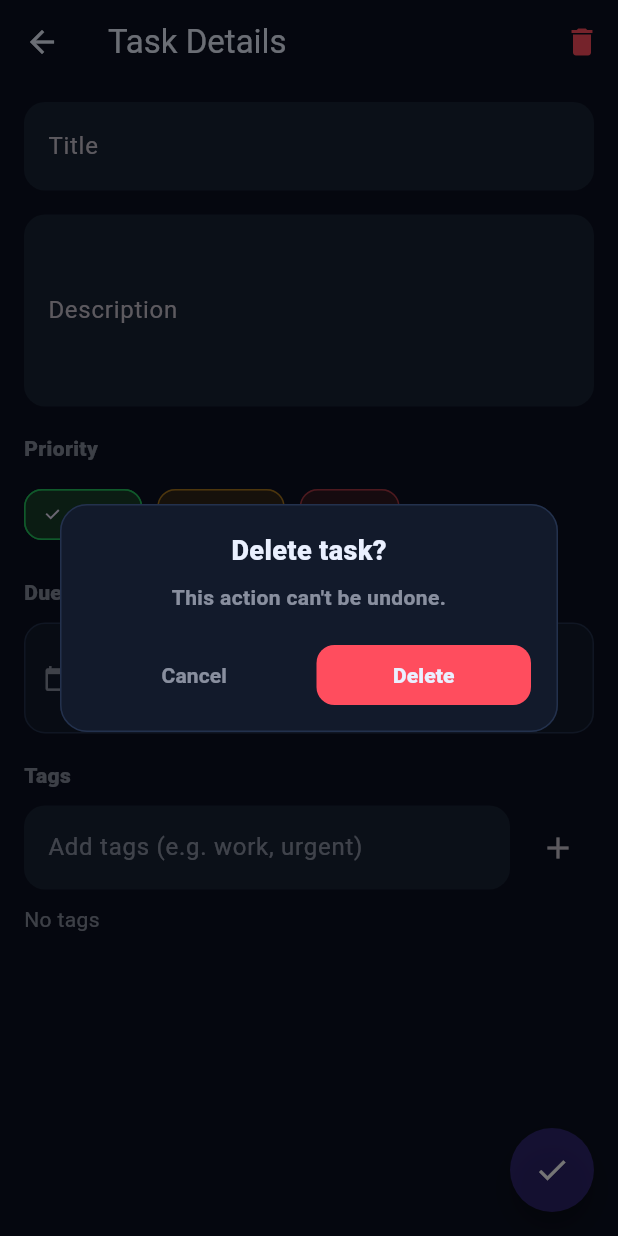
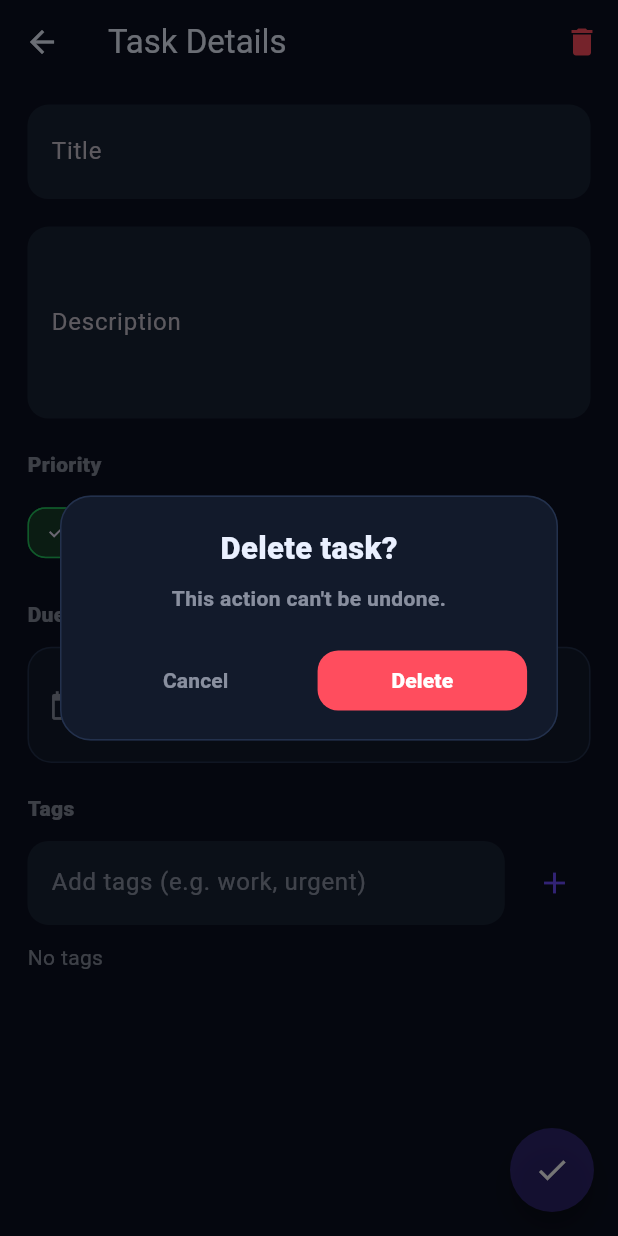
Before and after one commit to StevenBahaa/todo_flutter_app, a Flutter app: the TaskDetailsScreen screen opened directly with empty values, after a tap on the "delete" icon, on a phone screen of 412 x 824 dp. Run offline on Flutter 3.47's test engine with Material 3 defaults, Android fonts, the light colour scheme and no system bars; our stand-ins replace audioplayers, equatable, flutter_bloc, flutter_svg, hive, hive_flutter and 1 more; accounts and stored records are empty.

Commit message:
refactor(ui): make task details responsive + improve theme consistency

```diff
--- a/lib/features/tasks/view/task_details_screen.dart
+++ b/lib/features/tasks/view/task_details_screen.dart
@@ -5,17 +5,16 @@ import 'package:flutter_bloc/flutter_bloc.dart';
 import 'package:intl/intl.dart';
 
 import 'package:todo_list/core/theme/tag_colors.dart';
+import 'package:todo_list/core/theme/theme_x.dart';
+import 'package:todo_list/core/utils/responsive.dart';
 import 'package:todo_list/data/models/task_enums.dart';
 import 'package:todo_list/data/models/task_model.dart';
 import 'package:todo_list/features/tasks/cubit/tasks_cubit.dart';
-
-// ✅ localization import (your project path)
 import 'package:todo_list/l10n/app_localizations.dart';
-import 'package:todo_list/core/theme/theme_x.dart';
 
 class TaskDetailsScreen extends StatefulWidget {
-  TaskModel task;
-  TaskDetailsScreen({super.key, required this.task});
+  final TaskModel task;
+  const TaskDetailsScreen({super.key, required this.task});
 
   @override
   State<TaskDetailsScreen> createState() => _TaskDetailsScreenState();
@@ -64,9 +63,7 @@ class _TaskDetailsScreenState extends State<TaskDetailsScreen> {
     return true;
   }
 
-  // -------------------------------------
-  // Actions
-  // -------------------------------------
+  // ---------------- Actions ----------------
 
   void _save() {
     final title = _titleController.text.trim();
@@ -86,39 +83,45 @@ class _TaskDetailsScreenState extends State<TaskDetailsScreen> {
 
   Future<void> _confirmDelete() async {
     final t = AppLocalizations.of(context)!;
+    final r = R(context);
 
     final ok = await showDialog<bool>(
       context: context,
       builder: (ctx) {
         return Dialog(
-          backgroundColor: context.surface,
+          backgroundColor: ctx.surface,
           shape: RoundedRectangleBorder(
-            borderRadius: BorderRadius.circular(18),
-            side: BorderSide(color: context.border),
+            borderRadius: BorderRadius.circular(r.sp(18)),
+            side: BorderSide(color: ctx.border),
           ),
           child: Padding(
-            padding: const EdgeInsets.fromLTRB(18, 18, 18, 14),
+            padding: EdgeInsets.fromLTRB(
+              r.sp(18),
+              r.sp(18),
+              r.sp(18),
+              r.sp(14),
+            ),
             child: Column(
               mainAxisSize: MainAxisSize.min,
               children: [
                 Text(
                   t.deleteTaskTitle,
                   style: TextStyle(
-                    color: context.text,
-                    fontWeight: FontWeight.w800,
-                    fontSize: 18,
+                    color: ctx.text,
+                    fontWeight: FontWeight.w900,
+                    fontSize: r.fs(18),
                   ),
                 ),
-                const SizedBox(height: 8),
+                SizedBox(height: r.sp(8)),
                 Text(
                   t.deleteTaskCannotUndo,
                   style: TextStyle(
-                    color: context.textMuted,
+                    color: ctx.textMuted,
                     fontWeight: FontWeight.w600,
                   ),
                   textAlign: TextAlign.center,
                 ),
-                const SizedBox(height: 18),
+                SizedBox(height: r.sp(18)),
                 Row(
                   children: [
                     Expanded(
@@ -127,20 +130,20 @@ class _TaskDetailsScreenState extends State<TaskDetailsScreen> {
                         child: Text(
                           t.cancel,
                           style: TextStyle(
-                            color: context.textMuted,
+                            color: ctx.textMuted,
                             fontWeight: FontWeight.w700,
                           ),
                         ),
                       ),
                     ),
-                    const SizedBox(width: 10),
+                    SizedBox(width: r.sp(10)),
                     Expanded(
                       child: ElevatedButton(
                         style: ElevatedButton.styleFrom(
-                          backgroundColor: context.danger,
-                          foregroundColor: context.text,
+                          backgroundColor: ctx.danger,
+                          foregroundColor: ctx.scheme.onError,
                           shape: RoundedRectangleBorder(
-                            borderRadius: BorderRadius.circular(12),
+                            borderRadius: BorderRadius.circular(r.sp(12)),
                           ),
                           elevation: 0,
                         ),
@@ -184,14 +187,10 @@ class _TaskDetailsScreenState extends State<TaskDetailsScreen> {
           : TimeOfDay.fromDateTime(now),
     );
 
+    setState(() {
       if (time == null) {
-      setState(() {
         _dueDateTime = DateTime(date.year, date.month, date.day);
-      });
-      return;
-    }
-
-    setState(() {
+      } else {
         _dueDateTime = DateTime(
           date.year,
           date.month,
@@ -199,6 +198,7 @@ class _TaskDetailsScreenState extends State<TaskDetailsScreen> {
           time.hour,
           time.minute,
         );
+      }
     });
   }
 
@@ -229,23 +229,19 @@ class _TaskDetailsScreenState extends State<TaskDetailsScreen> {
 
   String _priorityLabel(BuildContext context, TaskPriority p) {
     final t = AppLocalizations.of(context)!;
-    switch (p) {
-      case TaskPriority.low:
-        return t.priorityLow;
-      case TaskPriority.medium:
-        return t.priorityMedium;
-      case TaskPriority.high:
-        return t.priorityHigh;
-    }
+    return switch (p) {
+      TaskPriority.low => t.priorityLow,
+      TaskPriority.medium => t.priorityMedium,
+      TaskPriority.high => t.priorityHigh,
+    };
   }
 
-  // =========================
-  // UI
-  // =========================
+  // ---------------- UI ----------------
 
   @override
   Widget build(BuildContext context) {
     final t = AppLocalizations.of(context)!;
+    final r = R(context);
 
     return Scaffold(
       backgroundColor: context.bg,
@@ -266,36 +262,48 @@ class _TaskDetailsScreenState extends State<TaskDetailsScreen> {
             : context.primary.withAlpha((0.35 * 255).toInt()),
         child: const Icon(Icons.check),
       ),
-      body: ListView(
-        padding: const EdgeInsets.fromLTRB(16, 12, 16, 110),
+      body: Center(
+        child: ConstrainedBox(
+          constraints: const BoxConstraints(maxWidth: 680),
+          child: ListView(
+            padding: EdgeInsets.fromLTRB(
+              r.sp(16),
+              r.sp(12),
+              r.sp(16),
+              r.sp(110),
+            ),
             children: [
               _titleField(context),
-          const SizedBox(height: 16),
+              SizedBox(height: r.sp(16)),
               _descriptionField(context),
-          const SizedBox(height: 18),
+              SizedBox(height: r.sp(18)),
               _prioritySection(context),
-          const SizedBox(height: 18),
+              SizedBox(height: r.sp(18)),
               _dueSection(context),
-          const SizedBox(height: 18),
+              SizedBox(height: r.sp(18)),
               _tagsSection(context),
             ],
+          ),
+        ),
       ),
     );
   }
 
   Widget _titleField(BuildContext context) {
     final t = AppLocalizations.of(context)!;
+    final r = R(context);
 
     return TextField(
       controller: _titleController,
       style: TextStyle(
         color: context.text,
-        fontSize: 18,
+        fontSize: r.fs(18),
         fontWeight: FontWeight.w800,
       ),
       decoration: InputDecoration(
         labelText: t.titleLabel,
         hintText: t.taskTitleHint,
+        hintStyle: TextStyle(color: context.textMuted),
       ),
       textInputAction: TextInputAction.next,
       onChanged: (_) => setState(() {}),
@@ -312,6 +320,7 @@ class _TaskDetailsScreenState extends State<TaskDetailsScreen> {
       decoration: InputDecoration(
         labelText: t.descriptionLabel,
         hintText: t.descriptionHint,
+        hintStyle: TextStyle(color: context.textMuted),
       ),
       onChanged: (_) => setState(() {}),
     );
@@ -319,6 +328,7 @@ class _TaskDetailsScreenState extends State<TaskDetailsScreen> {
 
   Widget _prioritySection(BuildContext context) {
     final t = AppLocalizations.of(context)!;
+    final r = R(context);
 
     return Column(
       crossAxisAlignment: CrossAxisAlignment.start,
@@ -330,10 +340,10 @@ class _TaskDetailsScreenState extends State<TaskDetailsScreen> {
             fontWeight: FontWeight.w800,
           ),
         ),
-        const SizedBox(height: 10),
+        SizedBox(height: r.sp(10)),
         Wrap(
-          spacing: 10,
-          runSpacing: 10,
+          spacing: r.sp(10),
+          runSpacing: r.sp(10),
           children: TaskPriority.values.map((p) {
             final selected = _priority == p;
             final c = _priorityColor(p);
@@ -345,7 +355,7 @@ class _TaskDetailsScreenState extends State<TaskDetailsScreen> {
               labelStyle: TextStyle(
                 color: selected ? c : c.withAlpha((0.90 * 255).toInt()),
                 fontWeight: selected ? FontWeight.w900 : FontWeight.w700,
-                fontSize: 12,
+                fontSize: r.fs(12),
               ),
               selectedColor: c.withAlpha((0.25 * 255).toInt()),
               backgroundColor: c.withAlpha((0.12 * 255).toInt()),
@@ -363,6 +373,7 @@ class _TaskDetailsScreenState extends State<TaskDetailsScreen> {
 
   Widget _dueSection(BuildContext context) {
     final t = AppLocalizations.of(context)!;
+    final r = R(context);
 
     return Column(
       crossAxisAlignment: CrossAxisAlignment.start,
@@ -374,18 +385,25 @@ class _TaskDetailsScreenState extends State<TaskDetailsScreen> {
             fontWeight: FontWeight.w800,
           ),
         ),
-        const SizedBox(height: 10),
+        SizedBox(height: r.sp(10)),
         Container(
-          padding: const EdgeInsets.symmetric(horizontal: 12, vertical: 12),
+          padding: EdgeInsets.symmetric(
+            horizontal: r.sp(12),
+            vertical: r.sp(12),
+          ),
           decoration: BoxDecoration(
             color: context.surface,
-            borderRadius: BorderRadius.circular(14),
+            borderRadius: BorderRadius.circular(r.sp(14)),
             border: Border.all(color: context.border),
           ),
           child: Row(
             children: [
-              Icon(Icons.calendar_today, size: 18, color: context.textMuted),
-              const SizedBox(width: 10),
+              Icon(
+                Icons.calendar_today,
+                size: r.sp(18),
+                color: context.textMuted,
+              ),
+              SizedBox(width: r.sp(10)),
               Expanded(
                 child: Text(
                   _dueDateTime == null
@@ -409,6 +427,7 @@ class _TaskDetailsScreenState extends State<TaskDetailsScreen> {
 
   Widget _tagsSection(BuildContext context) {
     final t = AppLocalizations.of(context)!;
+    final r = R(context);
 
     return Column(
       crossAxisAlignment: CrossAxisAlignment.start,
@@ -420,28 +439,33 @@ class _TaskDetailsScreenState extends State<TaskDetailsScreen> {
             fontWeight: FontWeight.w800,
           ),
         ),
-        const SizedBox(height: 10),
+        SizedBox(height: r.sp(10)),
         Row(
           children: [
             Expanded(
               child: TextField(
                 controller: _tagController,
-                decoration: InputDecoration(hintText: t.addTagsHint),
+                decoration: InputDecoration(
+                  hintText: t.addTagsHint,
+                  hintStyle: TextStyle(color: context.textMuted),
+                ),
                 onSubmitted: (_) => _addTag(),
-                onChanged: (_) => setState(() {}),
               ),
             ),
-            const SizedBox(width: 8),
-            IconButton(onPressed: _addTag, icon: const Icon(Icons.add)),
+            SizedBox(width: r.sp(8)),
+            IconButton(
+              onPressed: _addTag,
+              icon: Icon(Icons.add, color: context.primary),
+            ),
           ],
         ),
-        const SizedBox(height: 10),
+        SizedBox(height: r.sp(10)),
         if (_tags.isEmpty)
           Text(t.noTags, style: TextStyle(color: context.textMuted))
         else
           Wrap(
-            spacing: 8,
-            runSpacing: 8,
+            spacing: r.sp(8),
+            runSpacing: r.sp(8),
             children: _tags.map((tag) {
               final c = TagColors.resolve(tag);
               return Chip(
```
Lines whose indentation alone changed are shown as unchanged.
